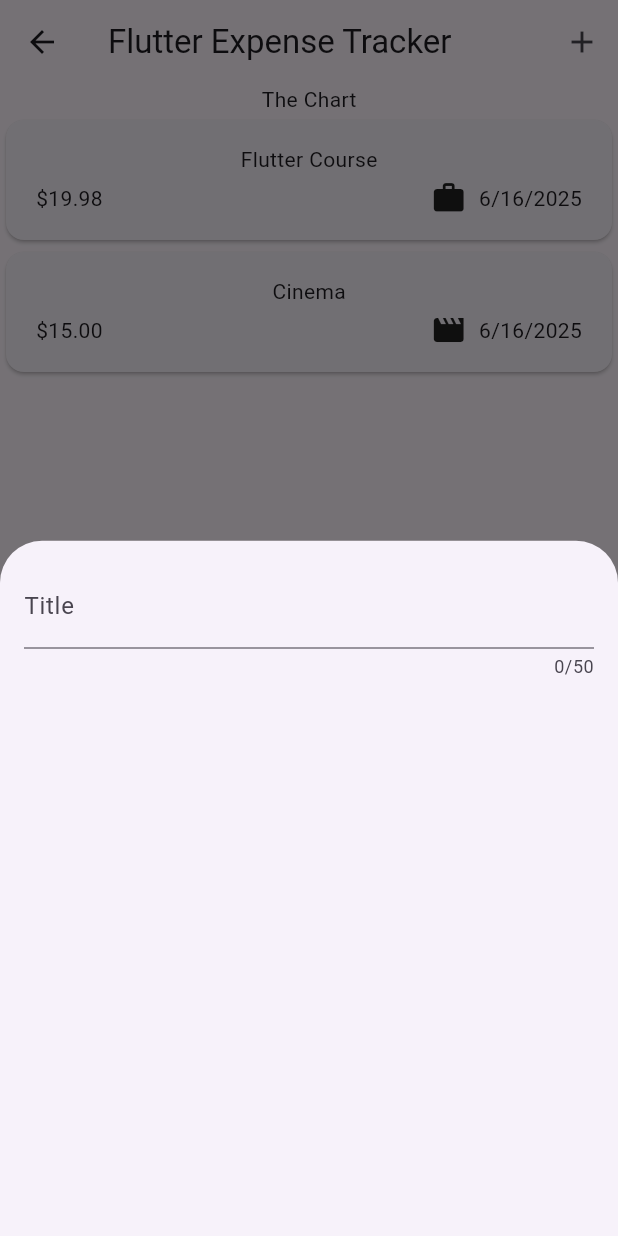
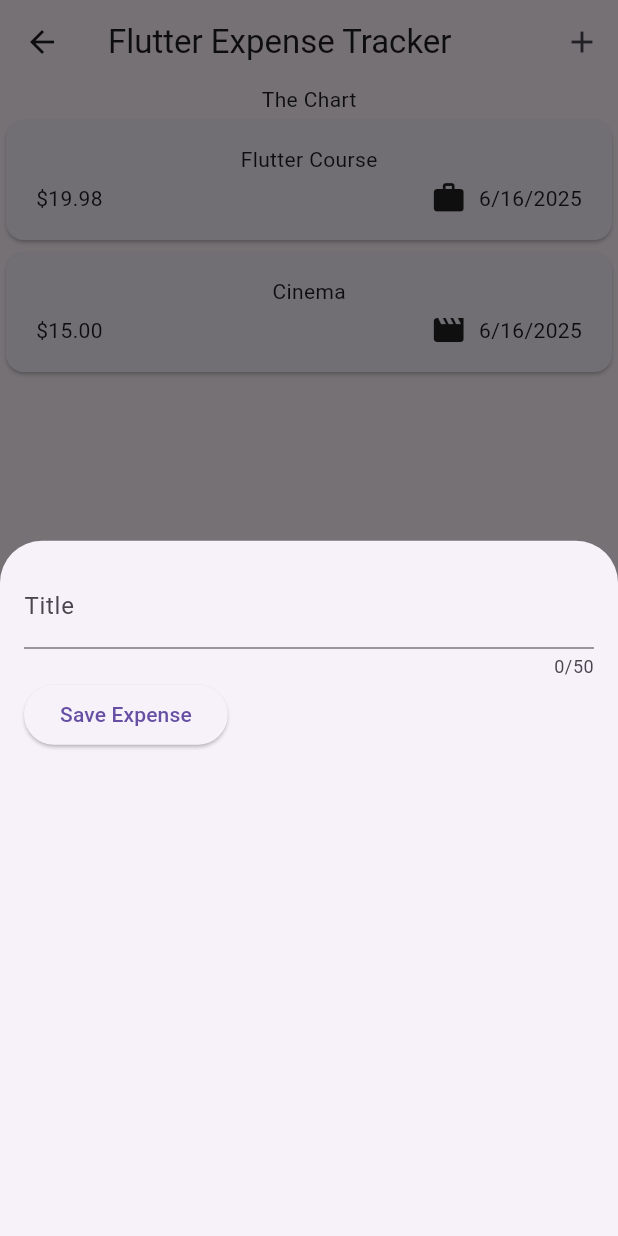
Before and after one commit to dhikadityre/ExpenseTrackerFt, a Flutter app: the screen it shows after launch, after a tap on the "add" icon, on a phone screen of 412 x 824 dp. Run offline on Flutter 3.47's test engine with Material 3 defaults, Android fonts, the phone set to English and light mode, and no system bars.

Commit message:
Getting User Input on Every Keystroke

```diff
--- a/lib/widgets/bottomsheets/new_expense.dart
+++ b/lib/widgets/bottomsheets/new_expense.dart
@@ -10,18 +10,35 @@ class NewExpense extends StatefulWidget {
 }
 
 class _NewExpenseState extends State<NewExpense> {
+  var _enteredTitle = '';
+
+  void _onSaveTitleInput(String inputValue) {
+    _enteredTitle = inputValue;
+  }
+
   @override
   Widget build(BuildContext context) {
     return Padding(
-      padding: EdgeInsets.all(16),
+      padding: const EdgeInsets.all(16),
       child: Column(
         children: [
           TextField(
+            onChanged: _onSaveTitleInput,
             maxLength: 50,
             keyboardType: TextInputType.text,
-            decoration: InputDecoration(
+            decoration: const InputDecoration(
               label: Text('Title'),
             ),
+          ),
+          Row(
+            children: [
+              ElevatedButton(
+                onPressed: () {
+                  print(_enteredTitle);
+                },
+                child: Text('Save Expense'),
+              ),
+            ],
           )
         ],
       ),
```
